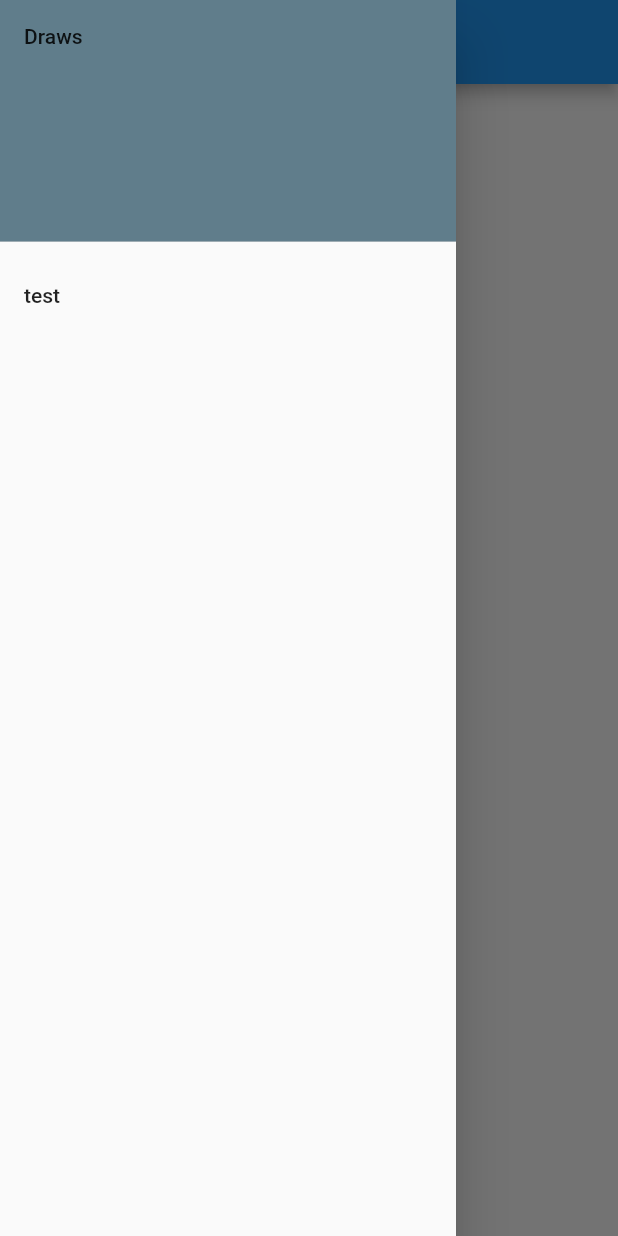
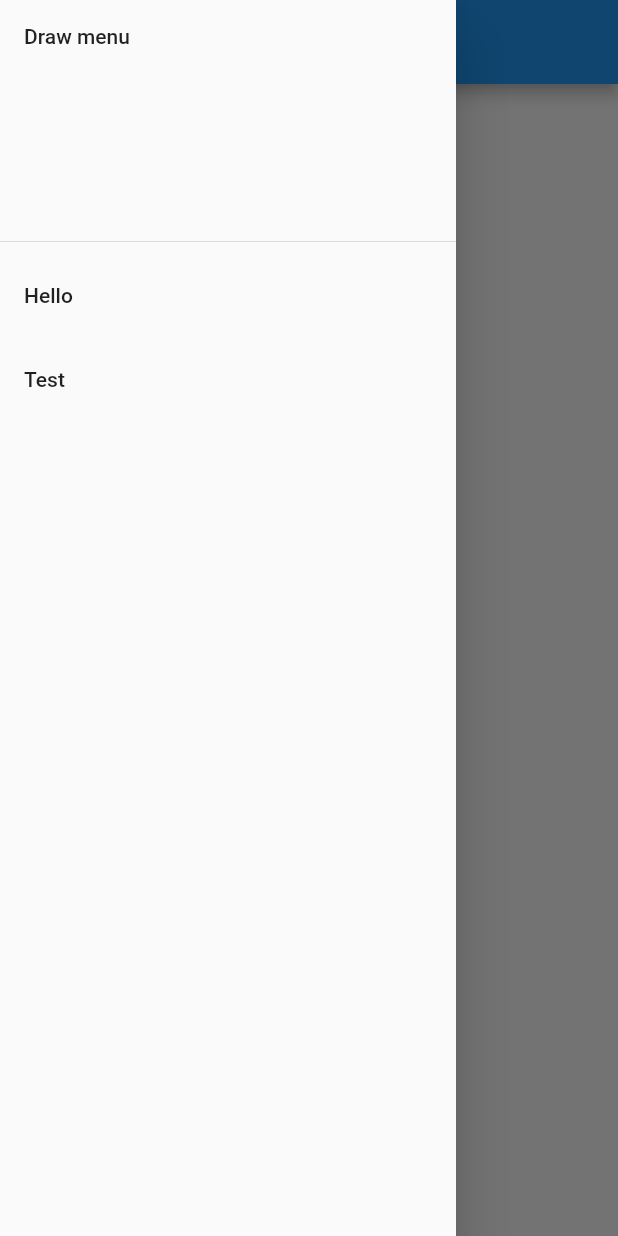
Before and after one commit to asanobm/flutter_test_1_2, a Flutter app: the screen it shows after launch, with the side drawer open, on a phone screen of 412 x 824 dp. Run offline on Flutter 3.47's test engine with Material 2 defaults, Android fonts, the phone set to English and light mode, and no system bars.

```diff
--- a/lib/templates/page.template.dart
+++ b/lib/templates/page.template.dart
@@ -11,18 +11,6 @@ class PageTemplate extends StatefulWidget {
 }
 
 class _PageState extends State<PageTemplate> {
-  final List<Widget> subPages = [
-    DrawerHeader(
-      child: Text('Draws'),
-      decoration: BoxDecoration(color: Colors.blueGrey),
-    ),
-    ListTile(
-        title: Text('test'),
-        onTap: () => () {
-              /// TODO: change current view
-            })
-  ];
-
   /// current page
   Widget page;
 
@@ -46,7 +34,29 @@ class _PageState extends State<PageTemplate> {
     return Scaffold(
         drawer: DemoDraw(
           title: Text(widget.title),
-          tiles: this.subPages,
+          tiles: <Widget>[
+            DrawerHeader(
+              child: Text('Draw menu'),
+            ),
+            ListTile(
+              title: Text('Hello'),
+              onTap: () {
+                this.setState(() {
+                  Navigator.pop(context);
+                  this.page = DrawWidget();
+                });
+              },
+            ),
+            ListTile(
+              title: Text('Test'),
+              onTap: () {
+                this.setState(() {
+                  Navigator.pop(context);
+                  this.page = TestWidget();
+                });
+              },
+            )
+          ],
         ),
         appBar: AppBar(title: Text(widget.title)),
         body: this.page);
```
